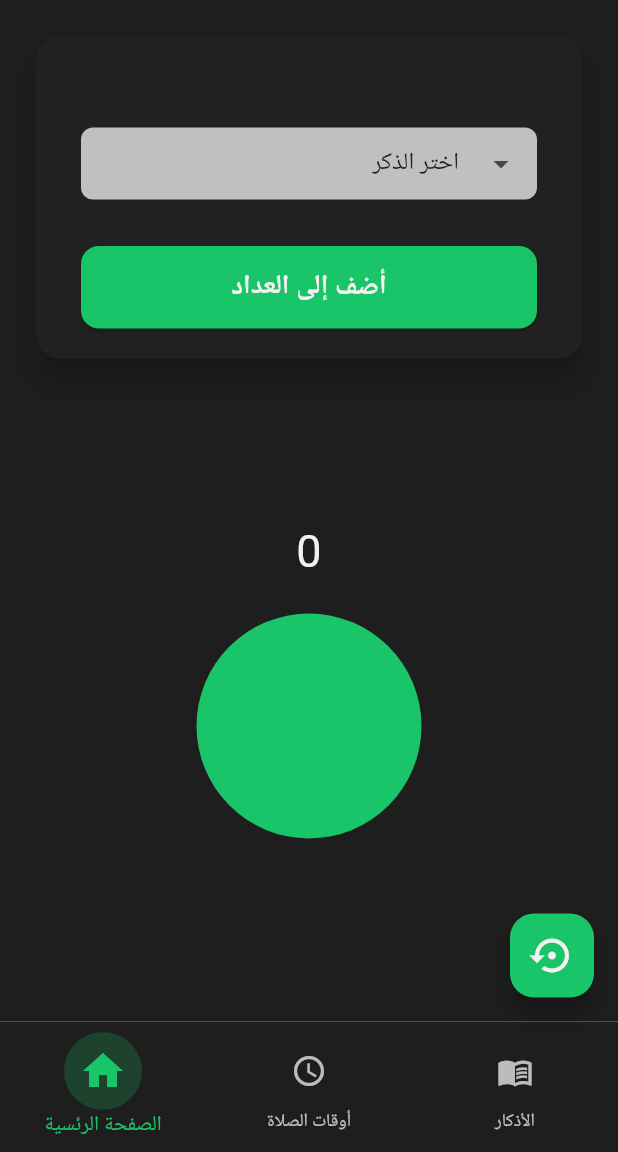
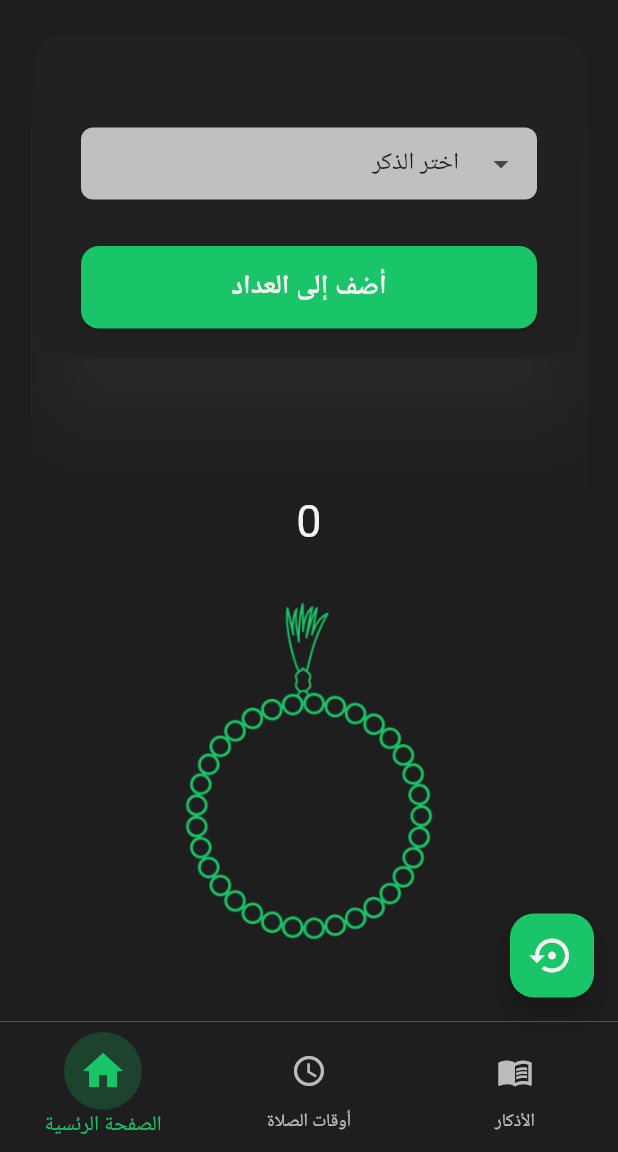
Before and after one commit to eslam281/es28, a Flutter app: the screen it shows after launch, after a tap on "أضف إلى العداد", on a phone screen of 412 x 824 dp, the part 84-1236 px from its top. Run offline on Flutter 3.47's test engine with Material 3 defaults, Android fonts, the phone set to English and light mode, and no system bars; our stand-ins replace animated_splash_screen, connectivity_plus, dartz, flutter_compass, geolocator, get and 2 more; missing offline and left inert: drop_down_list, flutter_background_service, workmanager; accounts and stored records are empty.

Commit message:
UI edit 9

```diff
--- a/lib/main.dart
+++ b/lib/main.dart
@@ -15,48 +15,48 @@ import 'core/services/elathaker_service.dart';
 Box? myBox;
 const taskName = "elathakerDailyTask";
 
-void callbackDispatcher() {
-  Workmanager().executeTask((task, inputData) async {
-
-    if (task == taskName) {
-      final Map<String, String> times = Map<String, String>.from(myBox?.get("time") ?? {});
-      final now = DateTime.now();
-      final currentTime = "${now.hour.toString().padLeft(2, '0')}:${now.minute.toString().padLeft(2, '0')}";
-
-      if (times["Fajr"] == currentTime || times["Asr"] == currentTime) {
-        elathakerService();
-        print("✅ elathakerService triggered at $currentTime");
-      } else {
-        print("⏰ Not time yet: $currentTime");
-      }
-    }
-
-    return Future.value(true);
-  });
-}
+// void callbackDispatcher() {
+//   Workmanager().executeTask((task, inputData) async {
+//
+//     if (task == taskName) {
+//       final Map<String, String> times = Map<String, String>.from(myBox?.get("time") ?? {});
+//       final now = DateTime.now();
+//       final currentTime = "${now.hour.toString().padLeft(2, '0')}:${now.minute.toString().padLeft(2, '0')}";
+//
+//       if (times["Fajr"] == currentTime || times["Asr"] == currentTime) {
+//         elathakerService();
+//         print("✅ elathakerService triggered at $currentTime");
+//       } else {
+//         print("⏰ Not time yet: $currentTime");
+//       }
+//     }
+//
+//     return Future.value(true);
+//   });
+// }
 void main() async{
   WidgetsFlutterBinding.ensureInitialized();
   myBox = await initalBox("times");
 
-  if(! await FlutterBackgroundService().isRunning()){
-  await initializeService();
-  await FlutterBackgroundService().startService();
-  }
+  // if(! await FlutterBackgroundService().isRunning()){
+  // await initializeService();
+  // await FlutterBackgroundService().startService();
+  // }
 
-  await Workmanager().initialize(
-    callbackDispatcher,
-    isInDebugMode: false, // Set to true to debug in logcat
-  );
-
-  await Workmanager().registerPeriodicTask(
-    "1",
-    taskName,
-    frequency: const Duration(minutes: 15), // minimum allowed
-    constraints: Constraints(
-      networkType: NetworkType.not_required,
-      requiresBatteryNotLow: true,
-    ),
-  );
+  // await Workmanager().initialize(
+  //   callbackDispatcher,
+  //   isInDebugMode: false, // Set to true to debug in logcat
+  // );
+  //
+  // await Workmanager().registerPeriodicTask(
+  //   "1",
+  //   taskName,
+  //   frequency: const Duration(minutes: 15), // minimum allowed
+  //   constraints: Constraints(
+  //     networkType: NetworkType.not_required,
+  //     requiresBatteryNotLow: true,
+  //   ),
+  // );
   await SystemChrome.setPreferredOrientations([
     DeviceOrientation.portraitUp,
   ]);
--- a/lib/veiw/component/custom.dart
+++ b/lib/veiw/component/custom.dart
@@ -1,54 +1,93 @@
 import 'package:flutter/material.dart';
+import 'dart:math' as math;
 
 import '../../core/constant/color.dart';
 
+class CustomButton extends StatefulWidget {
+  final VoidCallback onPressed;
+  const CustomButton({super.key, required this.onPressed});
 
-class customButton extends StatelessWidget{
-  final Function () onPressed;
-  const customButton({super.key, required this.onPressed});
+  @override
+  State<CustomButton> createState() => _CustomButtonState();
+}
+
+class _CustomButtonState extends State<CustomButton> with SingleTickerProviderStateMixin {
+  late AnimationController _controller;
+  late Animation<double> _turns;
+  double _rotation = 0.0;
+
+  @override
+  void initState() {
+    super.initState();
+    _controller = AnimationController(
+      vsync: this,
+      duration: const Duration(milliseconds: 400),
+    );
+    _turns = Tween<double>(begin: 0.0, end: 0.0).animate(_controller);
+  }
+
+  void rotateOnce() {
+    final newRotation = _rotation + 1 / 10;
+    _turns = Tween<double>(begin: _rotation, end: newRotation).animate(
+      CurvedAnimation(parent: _controller, curve: Curves.easeOut),
+    );
+    _rotation = newRotation;
+    _controller.forward(from: 0);
+  }
+
+  void startInfiniteRotation() {
+    _controller.duration = const Duration(seconds: 1);
+    _turns = Tween<double>(begin: 0.0, end: 1.0).animate(_controller);
+    _controller.repeat();
+  }
+
+  void stopRotation() {
+    _controller.stop();
+    _controller.reset();
+    _turns = Tween<double>(begin: _rotation, end: _rotation).animate(_controller);
+    setState(() {});
+  }
+
+  @override
+  void dispose() {
+    _controller.dispose();
+    super.dispose();
+  }
+
   @override
   Widget build(BuildContext context) {
     return GestureDetector(
-      child:Container(
-        height: 150,width: 150,
-        decoration:BoxDecoration(
-          color: AppColor.secondColor,
-          borderRadius:BorderRadius.circular(100),
-        ),),
-       onTap:onPressed,);
+      onTap: () {
+        rotateOnce();
+        widget.onPressed();
+      },
+      onLongPressStart: (_) {
+        startInfiniteRotation();
+        widget.onPressed();
+      },
+      onLongPressEnd: (_) {
+        stopRotation();
+      },
+      child: AnimatedBuilder(
+        animation: _turns,
+        builder: (context, child) {
+          return Transform.rotate(
+            angle: _turns.value * 2 * math.pi,
+            child: Transform.translate(
+              offset: const Offset(0, -25), // 👈 tweak this offset to fix center manually
+              child: child,
+            ),
+          );
+        },
+        child: SizedBox(
+          width: 300,
+          height: 300,
+          child: Image.asset(
+            "assets/images/saibh.png",
+            color: AppColor.secondColor,
+          ),
+        ),
+      ),
+    );
   }
 }
-
-class customTextform extends StatelessWidget {
-  final String Texthint ;
-  final TextEditingController Textcontroll;
-  final String? Function(String? val)? validator;
-  const customTextform({super.key, required this.Texthint, required this.Textcontroll, this.validator});
-
-  @override
-  Widget build(BuildContext context) {
-    return TextFormField(
-      controller:Textcontroll ,validator:validator ,
-      decoration: InputDecoration(filled: true,fillColor: Colors.grey[200],contentPadding: const EdgeInsets.symmetric(vertical: 2,horizontal: 15),
-          border:OutlineInputBorder(borderRadius: BorderRadius.circular(50),borderSide:const BorderSide(color: Colors.grey) ),hintText: Texthint,
-          hintStyle:const TextStyle(fontSize: 14,color: Colors.grey) ),);
-  }
-}
-
-class customCard extends StatelessWidget{
-  final String text;
-  const customCard({super.key,required this.text});
-  @override
-  Widget build(BuildContext context) {
-    return Column(
-      children: [
-        Card(
-            color: AppColor.primaryColor,
-            child: Container(width: 350,alignment: Alignment.center,
-            child: Text(text,style: const TextStyle(color:Colors.white,fontSize: 30),textAlign: TextAlign.center,))),
-        const SizedBox(height: 40,)
-      ],
-    );
-  }
-
-}
--- a/lib/veiw/screen/home/counter.dart
+++ b/lib/veiw/screen/home/counter.dart
@@ -22,7 +22,7 @@ class Counter extends StatelessWidget {
             shape: RoundedRectangleBorder(
               borderRadius: BorderRadius.circular(16),
             ),
-            elevation: 8,
+            elevation: 25,shadowColor: Colors.grey.withAlpha(45),
             child: Padding(
               padding: const EdgeInsets.symmetric(horizontal: 30, vertical:20),
               child: Column(
@@ -67,7 +67,7 @@ class Counter extends StatelessWidget {
             ),
           ),
 
-            const SizedBox(height: 50,),
+            const SizedBox(height: 30,),
 
             Text("${controller.counter}",
               style: const TextStyle(fontSize: 30, color: AppColor.white),
@@ -78,7 +78,7 @@ class Counter extends StatelessWidget {
               style: const TextStyle(fontSize: 30, color: AppColor.white)),
             const SizedBox(height: 20,),
 
-            customButton(onPressed: () {controller.Addi();}),
+            CustomButton(onPressed:controller.Addi),
           const SizedBox(height: 40,),
           ],),
       );
```
Also changed, not shown: assets/images/saibh.png (added), 4 other files.
